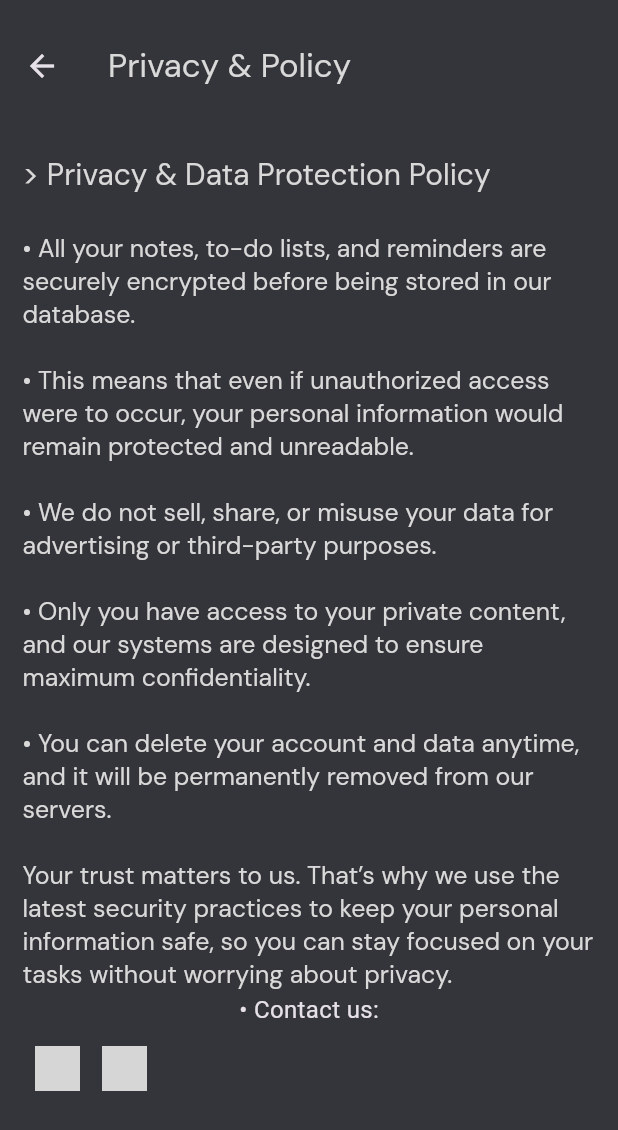
After one commit to om945/flutter_Remiender_app, a Flutter app: the PrivacyAndPolicyPage screen opened directly, on a phone screen of 412 x 824 dp. The commit adds this screen. Shown: the top 1130 px of the screen. Run offline on Flutter 3.47's test engine with Material 3 defaults, Android fonts, the phone set to English and light mode, and no system bars; our stand-ins replace connectivity_plus, flutter_local_notifications, flutter_screenutil, get, google_fonts, pinput and 2 more; accounts and stored records are empty; grey boxes are pictures that could not be loaded.

```diff
--- /dev/null
+++ b/lib/pages/privacy_and_policy_page.dart
@@ -0,0 +1,84 @@
+import 'package:flutter/material.dart';
+import 'package:flutter_screenutil/flutter_screenutil.dart';
+import 'package:remiender_app/theme/theme.dart';
+import 'package:url_launcher/url_launcher.dart';
+
+class PrivacyAndPolicyPage extends StatelessWidget {
+  const PrivacyAndPolicyPage({super.key});
+
+  @override
+  Widget build(BuildContext context) {
+    return Scaffold(
+      appBar: AppBar(
+        toolbarHeight: 80.h,
+        title: Text(
+          'Privacy & Policy',
+          style: TextStyle(fontFamily: googleFontNormal, color: whiteColor),
+        ),
+      ),
+      body: Padding(
+        padding: const EdgeInsets.all(15.0),
+        child: Column(
+          children: [
+            RichText(
+              text: TextSpan(
+                text: '> Privacy & Data Protection Policy\n\n',
+                style: TextStyle(
+                  fontFamily: googleFontBold,
+                  color: whiteColor,
+                  fontSize: 18.sp,
+                ),
+                children: [
+                  TextSpan(
+                    text:
+                        '• All your notes, to-do lists, and reminders are securely encrypted before being stored in our database.\n\n• This means that even if unauthorized access were to occur, your personal information would remain protected and unreadable.\n\n• We do not sell, share, or misuse your data for advertising or third-party purposes.\n\n• Only you have access to your private content, and our systems are designed to ensure maximum confidentiality.\n\n• You can delete your account and data anytime, and it will be permanently removed from our servers.\n\nYour trust matters to us. That’s why we use the latest security practices to keep your personal information safe, so you can stay focused on your tasks without worrying about privacy.',
+                    style: TextStyle(
+                      fontFamily: googleFontNormal,
+                      color: whiteColor,
+                      fontSize: 15.sp,
+                    ),
+                  ),
+                ],
+              ),
+            ),
+            // SizedBox(height: 10.h),
+            Text('• Contact us:', style: TextStyle(fontSize: 16)),
+            SizedBox(height: 5),
+            Padding(
+              padding: const EdgeInsets.all(8.0),
+              child: Row(
+                children: [
+                  GestureDetector(
+                    onTap: () {
+                      launchUrl(Uri.parse('https://github.com/om945'));
+                    },
+                    child: Image.asset(
+                      "assets/images/github.png",
+                      height: 30,
+                      width: 30,
+                    ),
+                  ),
+                  SizedBox(width: 15),
+                  GestureDetector(
+                    onTap: () {
+                      launchUrl(
+                        Uri.parse(
+                          'https://www.linkedin.com/in/om-belekar-aab424326?utm_source=share&utm_campaign=share_via&utm_content=profile&utm_medium=android_app',
+                        ),
+                      );
+                    },
+                    child: Image.asset(
+                      "assets/images/LinkedIn_.png",
+                      height: 30,
+                      width: 30,
+                    ),
+                  ),
+                ],
+              ),
+            ),
+          ],
+        ),
+      ),
+    );
+  }
+}
```
Also changed, not shown: lib/main.dart (+18 -20 lines), lib/pages/home_page.dart (+37 -12 lines), lib/pages/todo_list.dart (+10 -2 lines), pubspec.yaml (+2 -7 lines), pubspec.lock, 50 other files.
